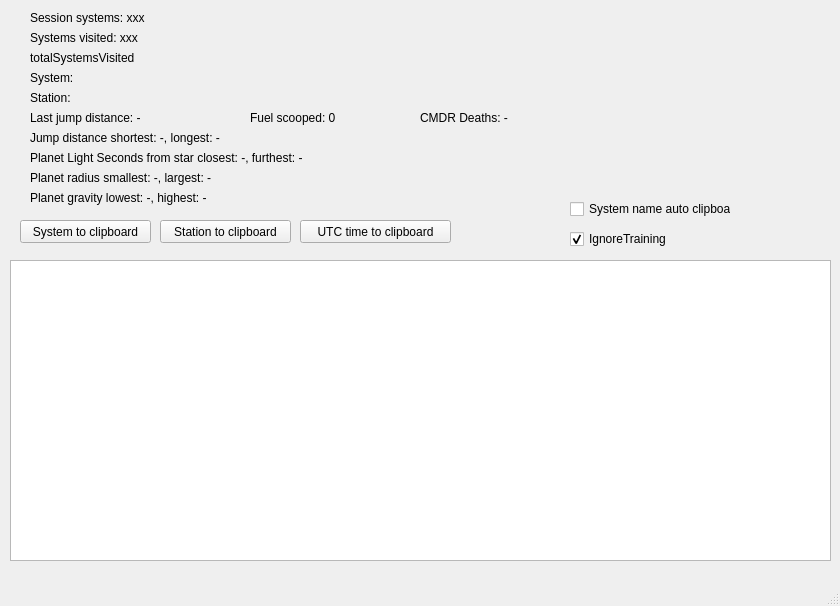
The window that mainwindow.ui (SnakeManPMC/elite-EliteLog) describes before a commit, drawn with Qt 5.
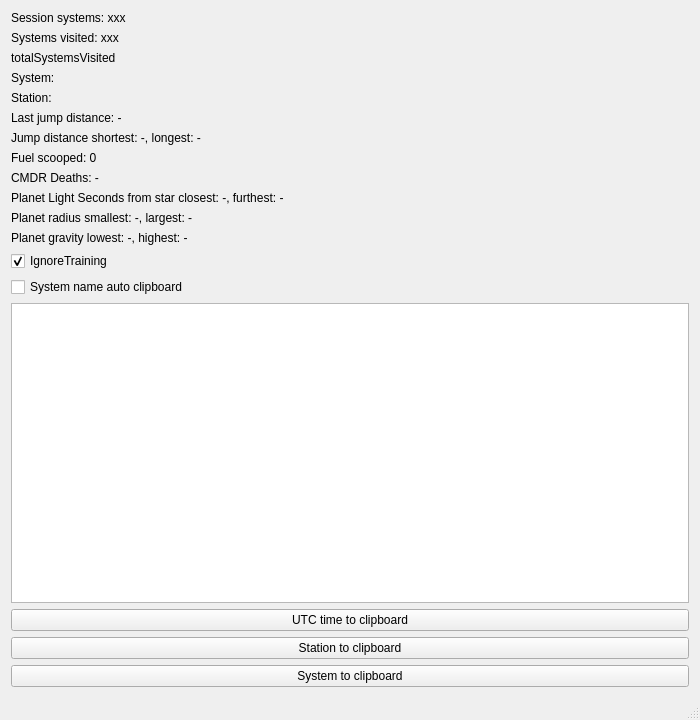
The same window after the commit.

Commit message: GUI central widget added, scales now nicely.

What changed in the file:
```diff
--- a/mainwindow.ui
+++ b/mainwindow.ui
@@ -6,248 +6,141 @@
    <rect>
     <x>0</x>
     <y>0</y>
-    <width>840</width>
-    <height>606</height>
+    <width>700</width>
+    <height>720</height>
    </rect>
   </property>
   <property name="windowTitle">
    <string>MainWindow</string>
   </property>
   <widget class="QWidget" name="centralWidget">
-   <widget class="QTextEdit" name="textEdit">
-    <property name="geometry">
-     <rect>
-      <x>10</x>
-      <y>260</y>
-      <width>821</width>
-      <height>301</height>
-     </rect>
-    </property>
-   </widget>
-   <widget class="QLabel" name="StationName">
-    <property name="geometry">
-     <rect>
-      <x>30</x>
-      <y>90</y>
-      <width>771</width>
-      <height>16</height>
-     </rect>
-    </property>
-    <property name="text">
-     <string>Station: </string>
-    </property>
-   </widget>
-   <widget class="QCheckBox" name="SysNamAutoClipboard">
-    <property name="geometry">
-     <rect>
-      <x>570</x>
-      <y>200</y>
-      <width>161</width>
-      <height>18</height>
-     </rect>
-    </property>
-    <property name="text">
-     <string>System name auto clipboard</string>
-    </property>
-   </widget>
-   <widget class="QPushButton" name="pushButton">
-    <property name="geometry">
-     <rect>
-      <x>20</x>
-      <y>220</y>
-      <width>131</width>
-      <height>23</height>
-     </rect>
-    </property>
-    <property name="text">
-     <string>System to clipboard</string>
-    </property>
-   </widget>
-   <widget class="QPushButton" name="pushButton_2">
-    <property name="geometry">
-     <rect>
-      <x>160</x>
-      <y>220</y>
-      <width>131</width>
-      <height>23</height>
-     </rect>
-    </property>
-    <property name="text">
-     <string>Station to clipboard</string>
-    </property>
-   </widget>
-   <widget class="QPushButton" name="pushButton_3">
-    <property name="geometry">
-     <rect>
-      <x>300</x>
-      <y>220</y>
-      <width>151</width>
-      <height>23</height>
-     </rect>
-    </property>
-    <property name="text">
-     <string>UTC time to clipboard</string>
-    </property>
-   </widget>
-   <widget class="QLabel" name="SystemsVisited">
-    <property name="geometry">
-     <rect>
-      <x>30</x>
-      <y>30</y>
-      <width>781</width>
-      <height>16</height>
-     </rect>
-    </property>
-    <property name="text">
-     <string>Systems visited: xxx</string>
-    </property>
-   </widget>
+   <layout class="QVBoxLayout" name="verticalLayout">
+    <item>
    <widget class="QLabel" name="SessionSystemVisits">
-    <property name="geometry">
-     <rect>
-      <x>30</x>
-      <y>10</y>
-      <width>781</width>
-      <height>16</height>
-     </rect>
-    </property>
     <property name="text">
      <string>Session systems: xxx</string>
     </property>
    </widget>
+    </item>
+    <item>
+     <widget class="QLabel" name="SystemsVisited">
+      <property name="text">
+       <string>Systems visited: xxx</string>
+      </property>
+     </widget>
+    </item>
+    <item>
    <widget class="QLabel" name="totalSystemsVisited">
-    <property name="geometry">
-     <rect>
-      <x>30</x>
-      <y>50</y>
-      <width>771</width>
-      <height>16</height>
-     </rect>
-    </property>
     <property name="text">
      <string>totalSystemsVisited</string>
     </property>
    </widget>
-   <widget class="QCheckBox" name="IgnoreTraining">
-    <property name="geometry">
-     <rect>
-      <x>570</x>
-      <y>230</y>
-      <width>141</width>
-      <height>18</height>
-     </rect>
-    </property>
+    </item>
+    <item>
+     <widget class="QLabel" name="SystemName">
+      <property name="text">
+       <string>System: </string>
+      </property>
+     </widget>
+    </item>
+    <item>
+     <widget class="QLabel" name="StationName">
     <property name="text">
-     <string>IgnoreTraining</string>
-    </property>
-    <property name="checked">
-     <bool>true</bool>
-    </property>
-   </widget>
+       <string>Station: </string>
+      </property>
+     </widget>
+    </item>
+    <item>
    <widget class="QLabel" name="JumpDistanceLast">
-    <property name="geometry">
-     <rect>
-      <x>30</x>
-      <y>110</y>
-      <width>241</width>
-      <height>16</height>
-     </rect>
-    </property>
     <property name="text">
      <string>Last jump distance: -</string>
     </property>
    </widget>
-   <widget class="QLabel" name="Deaths">
-    <property name="geometry">
-     <rect>
-      <x>420</x>
-      <y>110</y>
-      <width>111</width>
-      <height>16</height>
-     </rect>
-    </property>
-    <property name="text">
-     <string>CMDR Deaths: -</string>
-    </property>
-   </widget>
-   <widget class="QLabel" name="FuelScoopedTotal">
-    <property name="geometry">
-     <rect>
-      <x>250</x>
-      <y>110</y>
-      <width>161</width>
-      <height>16</height>
-     </rect>
-    </property>
-    <property name="text">
-     <string>Fuel scooped: 0</string>
-    </property>
-   </widget>
+    </item>
+    <item>
    <widget class="QLabel" name="JumpDistanceRecords">
-    <property name="geometry">
-     <rect>
-      <x>30</x>
-      <y>130</y>
-      <width>241</width>
-      <height>16</height>
-     </rect>
-    </property>
     <property name="text">
      <string>Jump distance shortest: -, longest: -</string>
     </property>
    </widget>
+    </item>
+    <item>
+     <widget class="QLabel" name="FuelScoopedTotal">
+      <property name="text">
+       <string>Fuel scooped: 0</string>
+      </property>
+     </widget>
+    </item>
+    <item>
+     <widget class="QLabel" name="Deaths">
+      <property name="text">
+       <string>CMDR Deaths: -</string>
+      </property>
+     </widget>
+    </item>
+    <item>
    <widget class="QLabel" name="DistanceLSRecords">
-    <property name="geometry">
-     <rect>
-      <x>30</x>
-      <y>150</y>
-      <width>481</width>
-      <height>16</height>
-     </rect>
-    </property>
     <property name="text">
      <string>Planet Light Seconds from star closest: -, furthest: -</string>
     </property>
    </widget>
-   <widget class="QLabel" name="SystemName">
-    <property name="geometry">
-     <rect>
-      <x>30</x>
-      <y>70</y>
-      <width>771</width>
-      <height>16</height>
-     </rect>
-    </property>
-    <property name="text">
-     <string>System: </string>
-    </property>
-   </widget>
+    </item>
+    <item>
    <widget class="QLabel" name="PlanetRadiusRecords">
-    <property name="geometry">
-     <rect>
-      <x>30</x>
-      <y>170</y>
-      <width>481</width>
-      <height>16</height>
-     </rect>
-    </property>
     <property name="text">
      <string>Planet radius smallest: -, largest: -</string>
     </property>
    </widget>
+    </item>
+    <item>
    <widget class="QLabel" name="PlanetGravityRecords">
-    <property name="geometry">
-     <rect>
-      <x>30</x>
-      <y>190</y>
-      <width>481</width>
-      <height>16</height>
-     </rect>
-    </property>
     <property name="text">
      <string>Planet gravity lowest: -, highest: -</string>
     </property>
    </widget>
+    </item>
+    <item>
+     <widget class="QCheckBox" name="IgnoreTraining">
+      <property name="text">
+       <string>IgnoreTraining</string>
+      </property>
+      <property name="checked">
+       <bool>true</bool>
+      </property>
+     </widget>
+    </item>
+    <item>
+     <widget class="QCheckBox" name="SysNamAutoClipboard">
+      <property name="text">
+       <string>System name auto clipboard</string>
+      </property>
+     </widget>
+    </item>
+    <item>
+     <widget class="QTextEdit" name="textEdit"/>
+    </item>
+    <item>
+     <widget class="QPushButton" name="pushButton_3">
+      <property name="text">
+       <string>UTC time to clipboard</string>
+      </property>
+     </widget>
+    </item>
+    <item>
+     <widget class="QPushButton" name="pushButton_2">
+      <property name="text">
+       <string>Station to clipboard</string>
+      </property>
+     </widget>
+    </item>
+    <item>
+     <widget class="QPushButton" name="pushButton">
+      <property name="text">
+       <string>System to clipboard</string>
+      </property>
+     </widget>
+    </item>
+   </layout>
   </widget>
   <widget class="QMenuBar" name="menuBar">
    <property name="geometry">
```
Left out of the diff: 2 changed lines with no effect on the pictures. Lines whose indentation alone changed are shown as unchanged.
